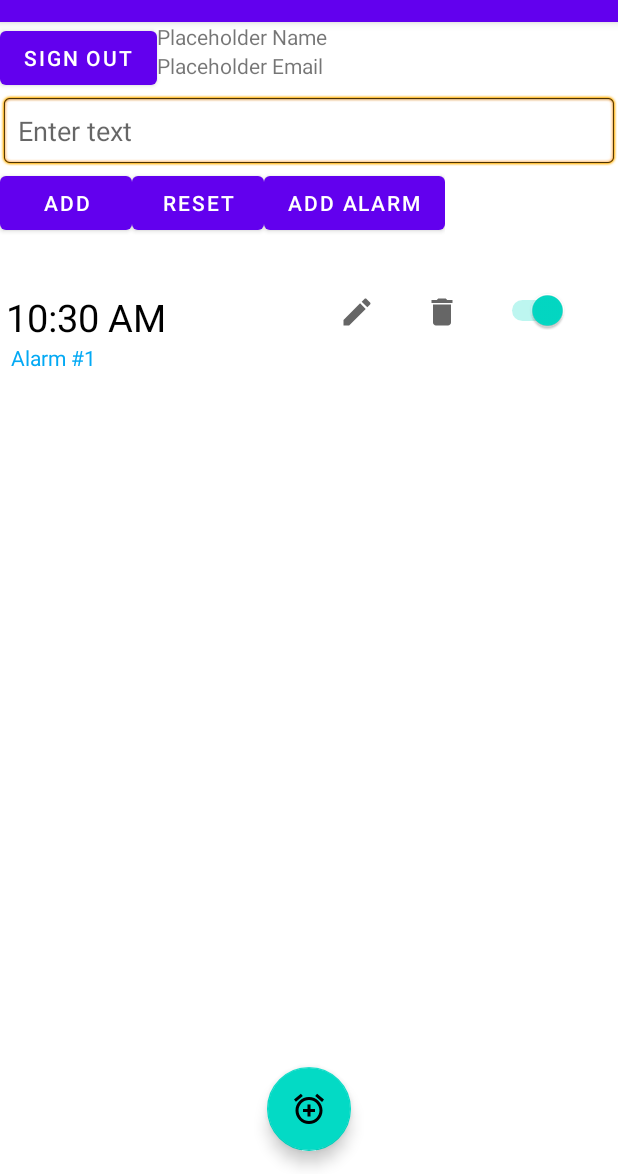
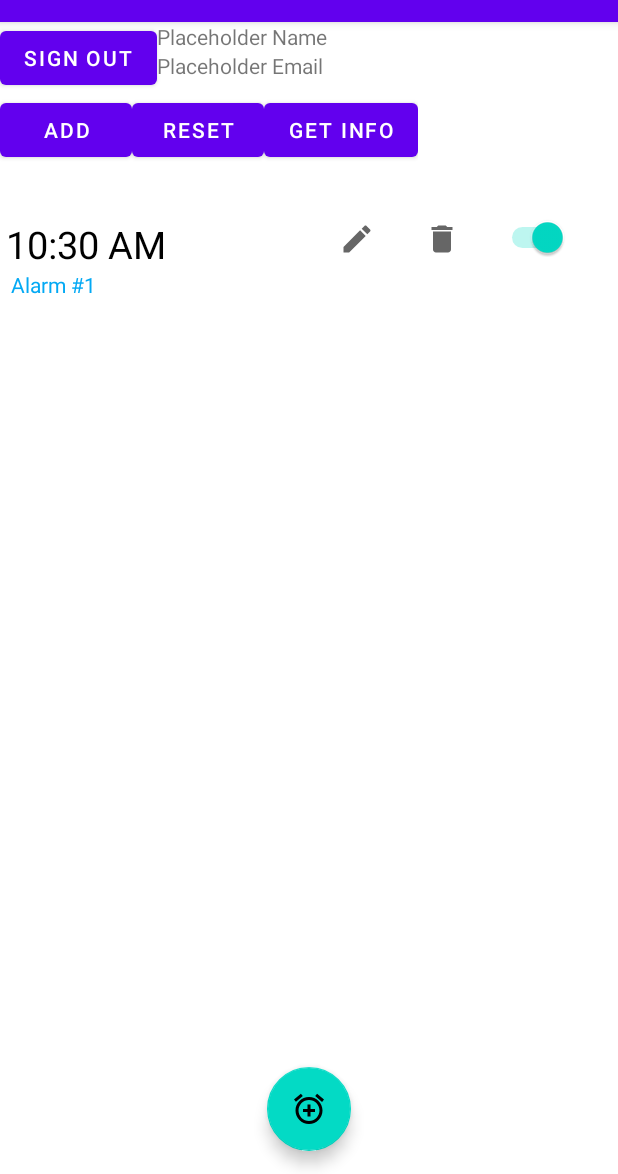
Before and after one commit to samuel-c/CPS731_TermProject, an Android app: the screen it shows after launch once a user with an empty profile is signed in (MainActivity), after a tap on "ADD", on a phone screen of 412 x 824 dp, the part 62-1236 px from its top. Run offline under Robolectric (Android 15) with nearby library versions, the phone set to English and light mode, and no system bars; our stand-ins replace Firebase (no records; nobody signed in at launch, a user with empty details on screens opened directly), Room's generated code.

Commit message:
Update UI

```diff
--- a/app/src/main/res/layout/activity_main.xml
+++ b/app/src/main/res/layout/activity_main.xml
@@ -36,21 +36,11 @@
             android:layout_toRightOf="@id/buttonSignOut"
             android:text="Placeholder Email" />
     </LinearLayout>
-        <EditText
-            android:id="@+id/edit_textLocation"
-            android:layout_width="match_parent"
-            android:layout_height="wrap_content"
-            android:background="@android:drawable/editbox_background"
-            android:hint="Enter text"
-            android:padding="12dp"
-            android:layout_below="@id/buttonSignOut"
-            android:layout_alignParentLeft="true"/>
-
 
         <LinearLayout
             android:layout_width="wrap_content"
             android:layout_height="50dp"
-            android:layout_below="@id/edit_textLocation"
+            android:layout_below="@id/buttonSignOut"
             android:layout_alignParentLeft="true"
             android:id="@+id/buttonGroup"
             >
@@ -70,7 +60,7 @@
                 android:id="@+id/btn_add_alarm"
                 android:layout_width="wrap_content"
                 android:layout_height="wrap_content"
-                android:text="Add Alarm" />
+                android:text="Get Info" />
         </LinearLayout>
 
 
```
